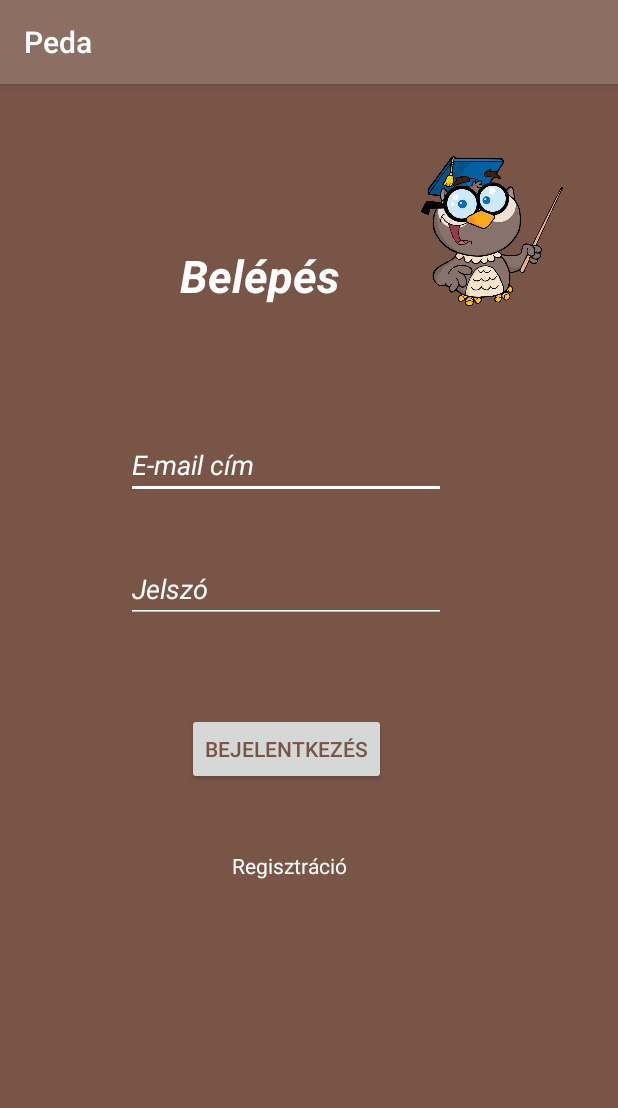
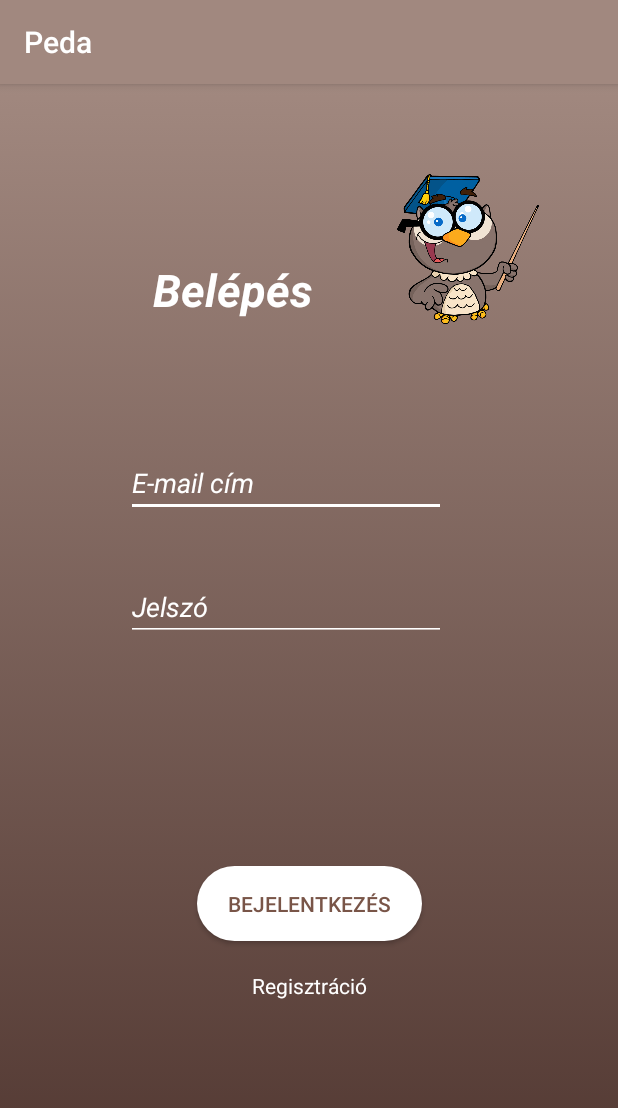
Before and after one commit to szaboandrea/PedaApp, an Android app: the screen it shows after launch (MainActivity), on a phone screen of 412 x 824 dp. Shown: the top 1108 px of the screen. Run offline under Robolectric (Android 15) with nearby library versions, the phone set to English and light mode, and no system bars.

Commit message:
Background

```diff
--- /dev/null
+++ b/app/src/main/res/drawable/background.xml
@@ -0,0 +1,12 @@
+<?xml version="1.0" encoding="utf-8"?>
+<selector xmlns:android="http://schemas.android.com/apk/res/android">
+    <item>
+        <shape>
+            <gradient
+                android:angle="90"
+                android:startColor="#4e342e"
+                android:endColor="#a1887f  "
+                android:type="linear"/>
+        </shape>
+    </item>
+</selector>
--- /dev/null
+++ b/app/src/main/res/drawable/roundedbutton.xml
@@ -0,0 +1,6 @@
+<?xml version="1.0" encoding="utf-8"?>
+<shape xmlns:android="http://schemas.android.com/apk/res/android" android:shape="rectangle">
+    <solid android:color="@color/white" />"
+    <corners
+        android:radius="28dp"/>
+</shape>
--- a/app/src/main/res/layout/activity_main.xml
+++ b/app/src/main/res/layout/activity_main.xml
@@ -4,21 +4,19 @@
     xmlns:tools="http://schemas.android.com/tools"
     android:layout_width="match_parent"
     android:layout_height="match_parent"
-    android:background="@color/background"
+    android:background="@drawable/background"
     tools:context=".MainActivity">
 
     <ImageView
         android:id="@+id/ImageViewLogo"
         android:layout_width="100dp"
         android:layout_height="100dp"
+        android:layout_marginTop="60dp"
+        android:layout_marginEnd="50dp"
         android:contentDescription="@string/logo"
         android:src="@drawable/logo"
-        app:layout_constraintBottom_toBottomOf="parent"
-        app:layout_constraintHorizontal_bias="0.892"
-        app:layout_constraintLeft_toLeftOf="parent"
-        app:layout_constraintRight_toRightOf="parent"
-        app:layout_constraintTop_toTopOf="parent"
-        app:layout_constraintVertical_bias="0.072" />
+        app:layout_constraintEnd_toEndOf="parent"
+        app:layout_constraintTop_toTopOf="parent" />
 
     <EditText
         android:id="@+id/EditTextEmail"
@@ -37,12 +35,10 @@
         android:textColorHint="@color/white"
         android:textCursorDrawable="@color/white"
         android:textStyle="normal|italic"
-        app:layout_constraintBottom_toBottomOf="parent"
         app:layout_constraintEnd_toEndOf="parent"
         app:layout_constraintHorizontal_bias="0.509"
         app:layout_constraintStart_toStartOf="parent"
-        app:layout_constraintTop_toBottomOf="@+id/ImageViewLogo"
-        app:layout_constraintVertical_bias="0.0" />
+        app:layout_constraintTop_toBottomOf="@+id/ImageViewLogo" />
 
     <EditText
         android:id="@+id/EditTextPassword"
@@ -56,8 +52,8 @@
         android:backgroundTint="@color/white"
         android:ems="10"
         android:hint="@string/password"
+        android:inputType="textPersonName"
         android:textColor="@color/white"
-        android:inputType="textPersonName"
         android:textColorHighlight="@color/white"
         android:textColorHint="@color/white"
         android:textColorLink="@color/white"
@@ -72,16 +68,16 @@
 
     <Button
         android:id="@+id/ButtonLogin"
-        android:layout_width="wrap_content"
-        android:layout_height="wrap_content"
-        android:layout_marginStart="138dp"
-        android:layout_marginTop="60dp"
-        android:layout_marginEnd="185dp"
+        android:layout_width="150dp"
+        android:layout_height="50dp"
+        android:layout_marginStart="105dp"
+        android:layout_marginTop="150dp"
+        android:layout_marginEnd="105dp"
+        android:background="@drawable/roundedbutton"
         android:gravity="center_horizontal|center_vertical"
         android:text="@string/login"
-        android:textColor="@color/background"
+        android:textColor="@color/colorAccent"
         app:layout_constraintEnd_toEndOf="parent"
-        app:layout_constraintHorizontal_bias="0.311"
         app:layout_constraintStart_toStartOf="parent"
         app:layout_constraintTop_toBottomOf="@+id/EditTextPassword" />
 
@@ -89,16 +85,15 @@
         android:id="@+id/TextViewRegistration"
         android:layout_width="wrap_content"
         android:layout_height="wrap_content"
-        android:layout_marginStart="159dp"
-        android:layout_marginTop="44dp"
-        android:layout_marginEnd="193dp"
+        android:layout_marginStart="141dp"
+        android:layout_marginTop="20dp"
+        android:layout_marginEnd="141dp"
         android:layout_marginBottom="141dp"
         android:gravity="center"
         android:text="@string/registration"
         android:textColor="@color/white"
         app:layout_constraintBottom_toBottomOf="parent"
         app:layout_constraintEnd_toEndOf="parent"
-        app:layout_constraintHorizontal_bias="0.3"
         app:layout_constraintStart_toStartOf="parent"
         app:layout_constraintTop_toBottomOf="@+id/ButtonLogin"
         app:layout_constraintVertical_bias="0.0" />
@@ -109,7 +104,7 @@
         android:layout_height="80dp"
         android:layout_marginStart="120dp"
         android:layout_marginTop="53dp"
-        android:layout_marginEnd="48dp"
+        android:layout_marginEnd="50dp"
         android:layout_marginBottom="25dp"
         android:text="@string/belepes"
         android:textColor="@color/white"
--- a/app/src/main/res/values/colors.xml
+++ b/app/src/main/res/values/colors.xml
@@ -1,8 +1,8 @@
 <?xml version="1.0" encoding="utf-8"?>
 <resources>
-    <color name="colorPrimary">#8d6e63</color>
-    <color name="colorPrimaryDark">#8d6e63</color>
+    <color name="colorPrimary">#a1887f </color>
+    <color name="colorPrimaryDark">#a1887f</color>
     <color name="colorAccent">#795548</color>
     <color name="white">#FFFFFF</color>
-    <color name="background">#795548</color>
+    <color name="background">#FFFFFF</color>
 </resources>
--- a/app/src/main/res/values/strings.xml
+++ b/app/src/main/res/values/strings.xml
@@ -7,4 +7,5 @@
     <string name="registration">Regisztráció</string>
     <string name="belepes">Belépés</string>
     <string name="login1">Login</string>
+    <string name="showpassword">Show Password</string>
 </resources>
```
